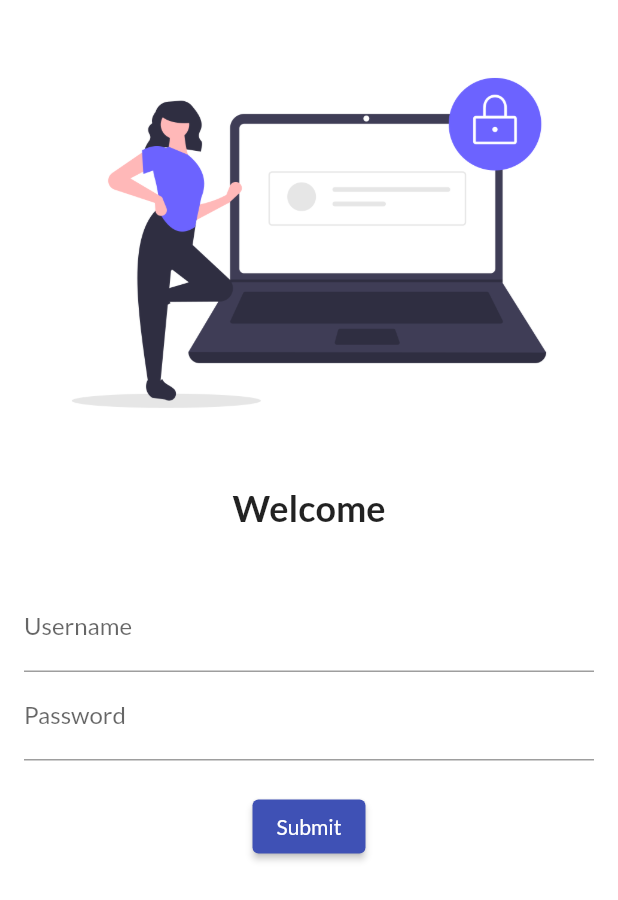
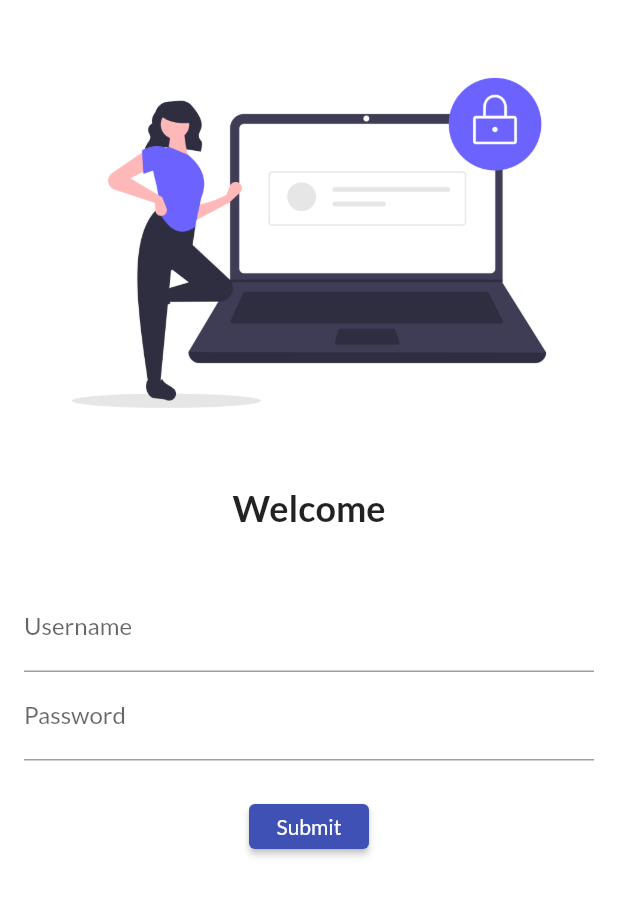
Before and after one commit to meeralimehdi/30DaysOfFlutter, a Flutter app: the screen it shows after launch, on a phone screen of 412 x 824 dp. Shown: the top 900 px of the screen. Run offline on Flutter 3.47's test engine with Material 2 defaults, Android fonts, the phone set to English and light mode, and no system bars; our stand-ins replace google_fonts.

Commit message:
Day 5 completed

```diff
--- a/lib/main.dart
+++ b/lib/main.dart
@@ -1,6 +1,7 @@
 import 'package:flutter/material.dart';
 import 'package:flutter_catalog/pages/home_page.dart';
 import 'package:flutter_catalog/pages/login_page.dart';
+import 'package:flutter_catalog/pages/utils/routes.dart';
 import 'package:google_fonts/google_fonts.dart';
 
 void main() {
@@ -20,8 +21,8 @@ class MyApp extends StatelessWidget {
       // initialRoute: "/",
       routes: {
         "/": (context) => LoginPage(),
-        "/home": (context) => HomePage(),
-        "/login": (context) => LoginPage(),
+        MyRoutes.homeRoute: (context) => HomePage(),
+        MyRoutes.loginRoute: (context) => LoginPage(),
       },
     );
   }
--- a/lib/pages/login_page.dart
+++ b/lib/pages/login_page.dart
@@ -1,10 +1,12 @@
 import 'package:flutter/material.dart';
+import 'package:flutter_catalog/pages/utils/routes.dart';
 
 class LoginPage extends StatelessWidget {
   @override
   Widget build(BuildContext context) {
     return Material(
       color: Colors.white,
+      child: SingleChildScrollView(
         child: Column(
           children: [
             SizedBox(
@@ -49,9 +51,9 @@ class LoginPage extends StatelessWidget {
                   ),
                   ElevatedButton(
                     onPressed: () {
-                    print("Hello Man");
+                      Navigator.pushNamed(context, MyRoutes.homeRoute);
                     },
-                  style: TextButton.styleFrom(),
+                    style: TextButton.styleFrom(minimumSize: Size(80, 30)),
                     child: Text("Submit"),
                   )
                 ],
@@ -59,6 +61,7 @@ class LoginPage extends StatelessWidget {
             ),
           ],
         ),
+      ),
     );
   }
 }
--- /dev/null
+++ b/lib/pages/utils/routes.dart
@@ -0,0 +1,4 @@
+class MyRoutes {
+  static String loginRoute = "/login";
+  static String homeRoute = "/home";
+}
```
Lines whose indentation alone changed are shown as unchanged.
